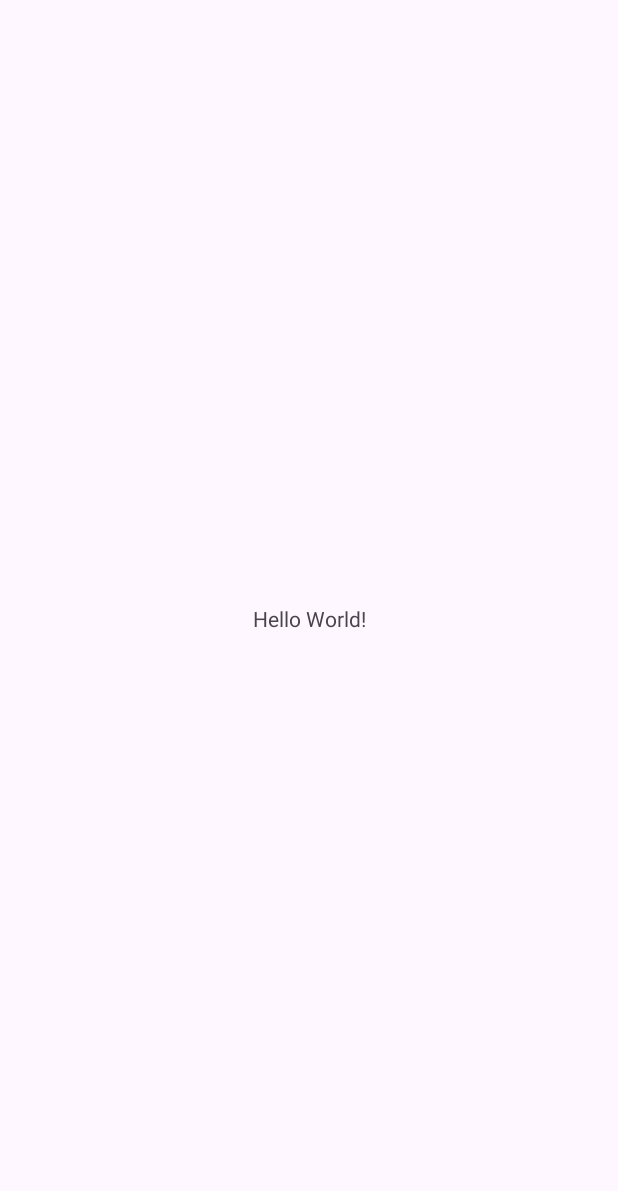
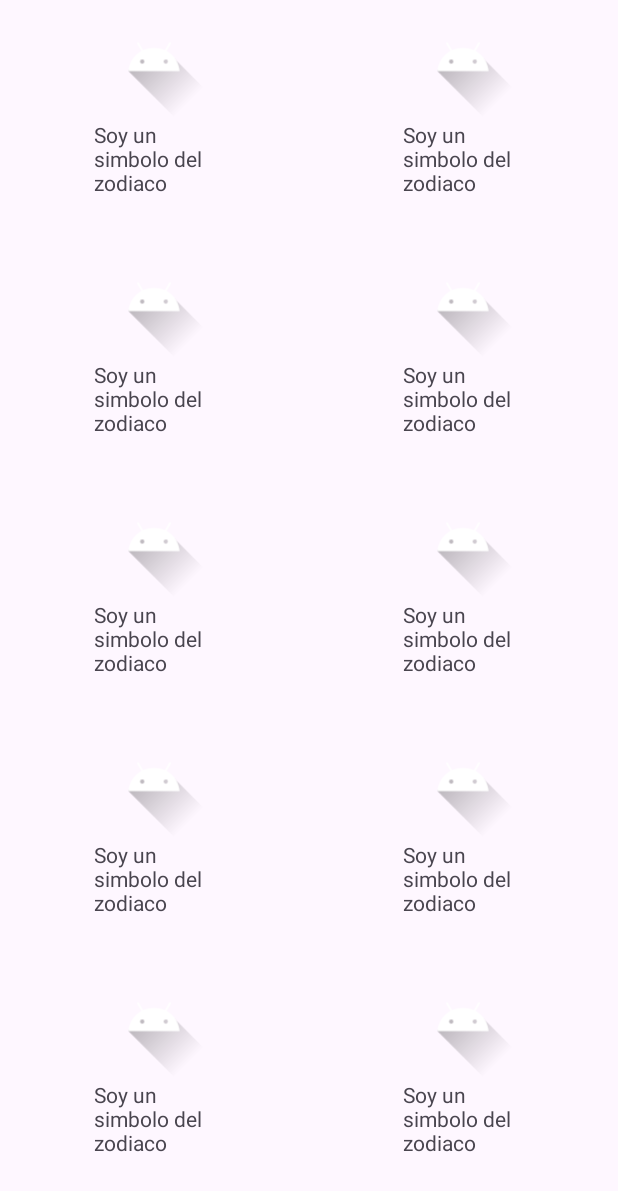
Before and after one commit to dana7677/AppHoroscopo, an Android app: the screen it shows after launch (MainActivity), on a phone screen of 412 x 824 dp. Before the commit the part shown is almost empty. Shown: the top 1191 px of the screen. Run offline under Robolectric (Android 15) with nearby library versions, the phone set to English and light mode, and no system bars.

Commit message:
Trabajando en HoroscopoGoGo

```diff
--- a/app/build.gradle.kts
+++ b/app/build.gradle.kts
@@ -33,6 +33,9 @@ android {
     kotlinOptions {
         jvmTarget = "1.8"
     }
+    buildFeatures {
+        viewBinding=true
+    }
 }
 
 dependencies {
@@ -45,4 +48,5 @@ dependencies {
     testImplementation(libs.junit)
     androidTestImplementation(libs.androidx.junit)
     androidTestImplementation(libs.androidx.espresso.core)
+
 }
--- a/app/src/main/AndroidManifest.xml
+++ b/app/src/main/AndroidManifest.xml
@@ -1,6 +1,8 @@
 <?xml version="1.0" encoding="utf-8"?>
 <manifest xmlns:android="http://schemas.android.com/apk/res/android"
     xmlns:tools="http://schemas.android.com/tools">
+
+    <uses-permission android:name="android.permission.INTERNET"/>
 
     <application
         android:allowBackup="true"
--- /dev/null
+++ b/app/src/main/java/com/example/horoscopo_app/HoroscopoAdapter.kt
@@ -0,0 +1,38 @@
+package com.example.horoscopo_app
+
+import android.view.LayoutInflater
+import android.view.ViewGroup
+import androidx.recyclerview.widget.RecyclerView
+import com.example.horoscopo_app.databinding.ViewSimbolozodiacoItemBinding
+
+
+class HoroscopoAdapter(private val simboloZodiaco:List<SimboloZodiaco>):
+    RecyclerView.Adapter<HoroscopoAdapter.ViewHolder>() {
+
+    //Componenente dentro del ViewHolder que va a componer la vista
+    class ViewHolder(binding:ViewSimbolozodiacoItemBinding):RecyclerView.ViewHolder(binding.root)
+    {
+        fun bind(simboloZodiaco:SimboloZodiaco)
+        {
+        }
+    }
+
+    override fun onCreateViewHolder(parent: ViewGroup, viewType: Int): ViewHolder {
+
+        //De Context coge a la vista de su padre que lo ha creado.
+
+
+                val binding=ViewSimbolozodiacoItemBinding.inflate(LayoutInflater.from(parent.context),parent,false)
+
+        return ViewHolder(binding)
+
+    }
+
+    //Devolver automaticamente la cantidad de simbolos en nuestro Lista del zodiaco
+    override fun getItemCount()=simboloZodiaco.size
+
+    override fun onBindViewHolder(holder: ViewHolder, position: Int) {
+        holder.bind(simboloZodiaco[position])
+    }
+
+}
--- a/app/src/main/java/com/example/horoscopo_app/MainActivity.kt
+++ b/app/src/main/java/com/example/horoscopo_app/MainActivity.kt
@@ -5,12 +5,39 @@ import androidx.activity.enableEdgeToEdge
 import androidx.appcompat.app.AppCompatActivity
 import androidx.core.view.ViewCompat
 import androidx.core.view.WindowInsetsCompat
+import com.example.horoscopo_app.databinding.ActivityMainBinding
 
 class MainActivity : AppCompatActivity() {
+
+
+
     override fun onCreate(savedInstanceState: Bundle?) {
         super.onCreate(savedInstanceState)
         enableEdgeToEdge()
-        setContentView(R.layout.activity_main)
+        val binding=ActivityMainBinding.inflate(layoutInflater)
+        setContentView(binding.root)
+
+        binding.recyclerHoroscope.adapter=HoroscopoAdapter(
+            listOf(
+
+                    SimboloZodiaco("Aries","direccion imagen"),
+                    SimboloZodiaco("Taurus","direccion imagen"),
+                    SimboloZodiaco("Geminis","direccion imagen"),
+                    SimboloZodiaco("Cancer","direccion imagen"),
+                    SimboloZodiaco("Leo","direccion imagen"),
+                    SimboloZodiaco("Virgo","direccion imagen"),
+                    SimboloZodiaco("Libra","direccion imagen"),
+                    SimboloZodiaco("Scorpio","direccion imagen"),
+                    SimboloZodiaco("Sagittarius","direccion imagen"),
+                    SimboloZodiaco("Capricorn","direccion imagen"),
+                    SimboloZodiaco("Aquarius","direccion imagen"),
+                    SimboloZodiaco("Pisces","direccion imagen"),
+                 )
+        )
+
+
+
+
         ViewCompat.setOnApplyWindowInsetsListener(findViewById(R.id.main)) { v, insets ->
             val systemBars = insets.getInsets(WindowInsetsCompat.Type.systemBars())
             v.setPadding(systemBars.left, systemBars.top, systemBars.right, systemBars.bottom)
--- /dev/null
+++ b/app/src/main/java/com/example/horoscopo_app/SimboloZodiaco.kt
@@ -0,0 +1,3 @@
+package com.example.horoscopo_app
+
+data class SimboloZodiaco(val Nombre:String,val Icono:String)
--- a/app/src/main/res/layout/activity_main.xml
+++ b/app/src/main/res/layout/activity_main.xml
@@ -7,13 +7,14 @@
     android:layout_height="match_parent"
     tools:context=".MainActivity">
 
-    <TextView
-        android:layout_width="wrap_content"
-        android:layout_height="wrap_content"
-        android:text="Hello World!"
-        app:layout_constraintBottom_toBottomOf="parent"
-        app:layout_constraintEnd_toEndOf="parent"
-        app:layout_constraintStart_toStartOf="parent"
-        app:layout_constraintTop_toTopOf="parent" />
+    <androidx.recyclerview.widget.RecyclerView
+        android:id="@+id/recyclerHoroscope"
+        android:layout_width="match_parent"
+        android:layout_height="match_parent"
+        app:layoutManager="androidx.recyclerview.widget.GridLayoutManager"
+        app:spanCount="2"
+        tools:listitem="@layout/view_simbolozodiaco_item">
+
+    </androidx.recyclerview.widget.RecyclerView>
 
 </androidx.constraintlayout.widget.ConstraintLayout>
--- /dev/null
+++ b/app/src/main/res/layout/view_simbolozodiaco_item.xml
@@ -0,0 +1,22 @@
+<?xml version="1.0" encoding="utf-8"?>
+<LinearLayout xmlns:android="http://schemas.android.com/apk/res/android"
+    android:layout_width="match_parent"
+    android:layout_height="wrap_content"
+    android:orientation="vertical"
+    xmlns:app="http://schemas.android.com/apk/res-auto">
+
+    <ImageView
+        android:layout_width="80dp"
+        android:layout_height="80dp"
+        android:src="@drawable/ic_launcher_foreground"
+        android:layout_gravity="center">
+
+    </ImageView>
+    <TextView
+        android:layout_width="80dp"
+        android:layout_height="80dp"
+        android:text="Soy un simbolo del zodiaco"
+        android:layout_gravity="center">
+    </TextView>
+
+</LinearLayout>
```
